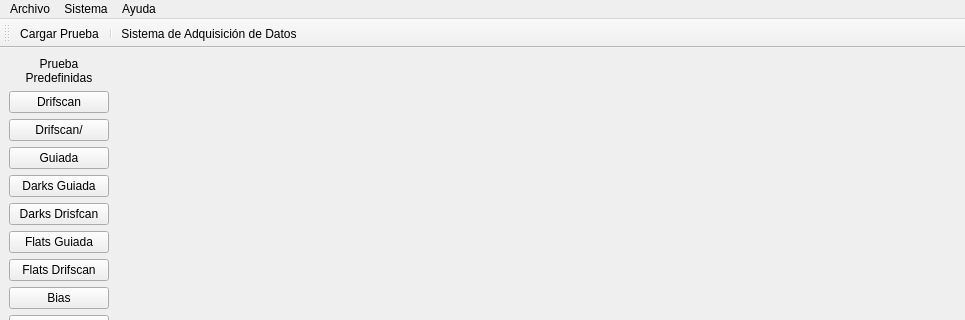
joselp/observe-qt, file gui/simulador.ui: the form before one commit; both pictures show x 0 to 965 and y 0 to 320 of the 965 by 598 pixel window.
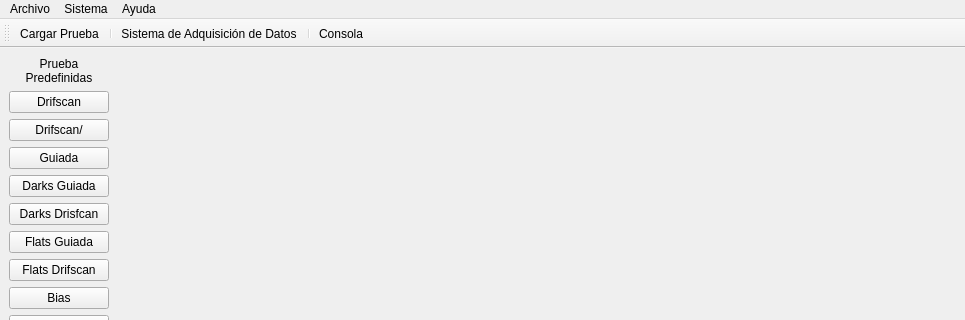
The form after the commit. Icons and pictures are not drawn.

Patch:
```diff
--- a/gui/simulador.ui
+++ b/gui/simulador.ui
@@ -194,6 +194,8 @@
    <addaction name="actionCargar_Prueba"/>
    <addaction name="separator"/>
    <addaction name="actionSistema_de_Adquisici_on_de_Datos"/>
+   <addaction name="separator"/>
+   <addaction name="actionConsola"/>
   </widget>
   <action name="actionPanel_Administrativo">
    <property name="text">
@@ -236,6 +238,15 @@
     <string>Sistema de Adquisición de Datos</string>
    </property>
   </action>
+  <action name="actionConsola">
+   <property name="icon">
+    <iconset resource="../resource.qrc">
+     <normaloff>:/images/consola.png</normaloff>:/images/consola.png</iconset>
+   </property>
+   <property name="text">
+    <string>Consola</string>
+   </property>
+  </action>
  </widget>
  <resources>
   <include location="../resource.qrc"/>
```
Left out of the diff: 1 changed line with no effect on the pictures.
